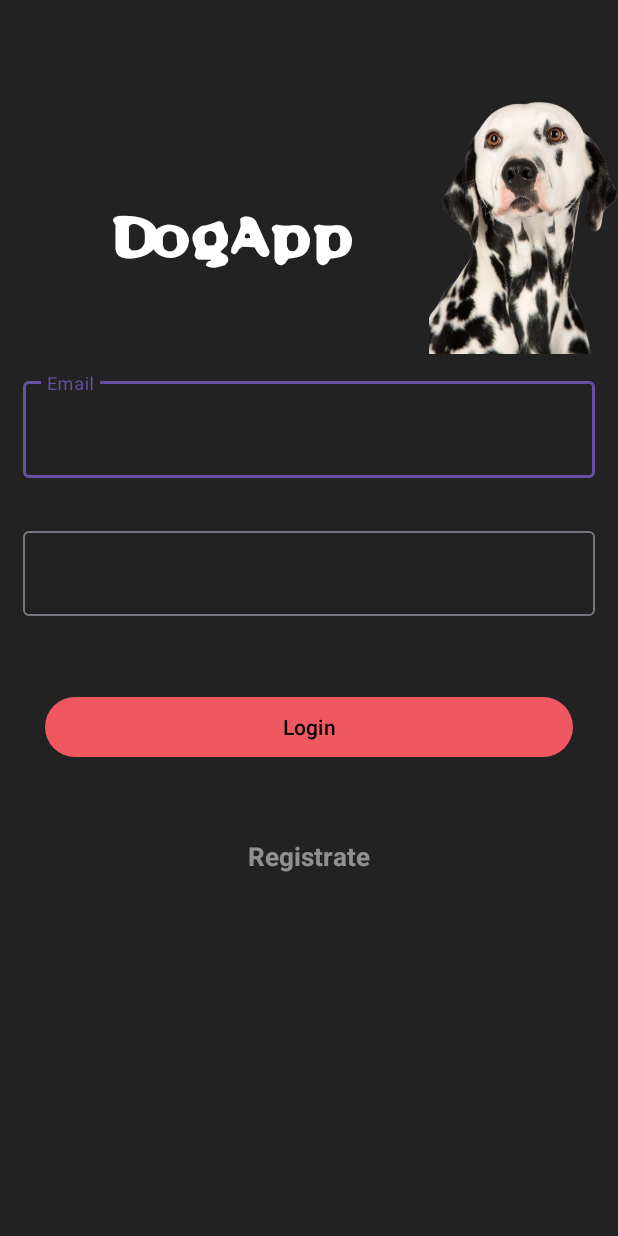
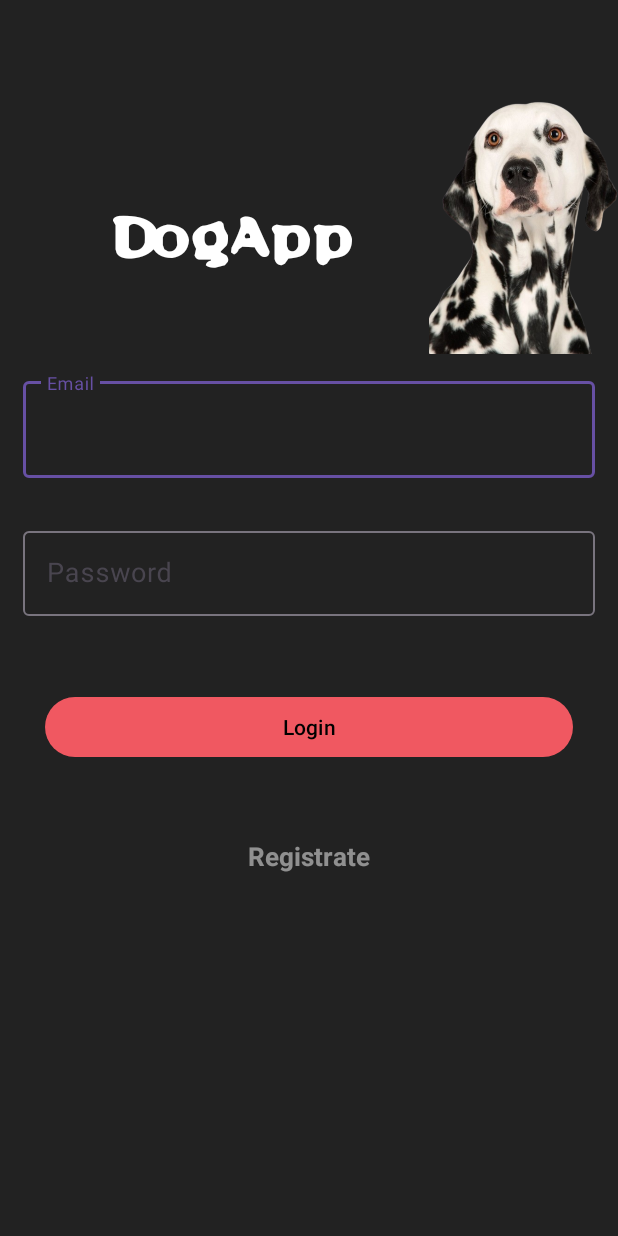
Before and after one commit to AlexanderJAON/EquipoTres, an Android app: the screen it shows after launch (LoginActivity), on a phone screen of 412 x 824 dp. Run offline under Robolectric (Android 15) with nearby library versions, the phone set to English and light mode, and no system bars; our stand-ins replace Firebase (no records; nobody signed in at launch, a user with empty details on screens opened directly).

Commit message:
contraseña maximo 6 numeros

```diff
--- a/app/src/main/res/layout/activity_login.xml
+++ b/app/src/main/res/layout/activity_login.xml
@@ -75,6 +75,8 @@
             android:layout_width="match_parent"
             android:layout_height="wrap_content"
             android:inputType="textPassword"
+            android:hint="Password"
+            android:maxLength="6"
             android:textColor="@color/blanco"
             android:textColorHint="@android:color/darker_gray"
             android:padding="16dp"
```
